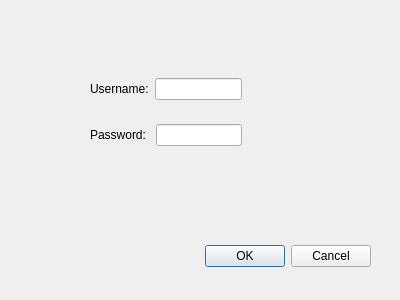
This is brochure/login.ui in Team-llamas/Project-1 as Qt 5 draws it before an edit. The edited form follows.
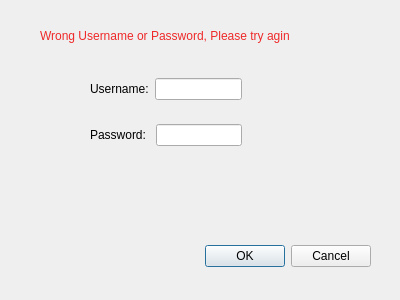
This is the edited form.

What changed in the file:
```diff
--- a/brochure/login.ui
+++ b/brochure/login.ui
@@ -69,6 +69,22 @@
     </item>
    </layout>
   </widget>
+  <widget class="QLabel" name="invalidLogin">
+   <property name="geometry">
+    <rect>
+     <x>40</x>
+     <y>20</y>
+     <width>321</width>
+     <height>31</height>
+    </rect>
+   </property>
+   <property name="styleSheet">
+    <string notr="true">color: rgb(239, 41, 41);</string>
+   </property>
+   <property name="text">
+    <string>Wrong Username or Password, Please try agin</string>
+   </property>
+  </widget>
  </widget>
  <resources/>
  <connections>
```
